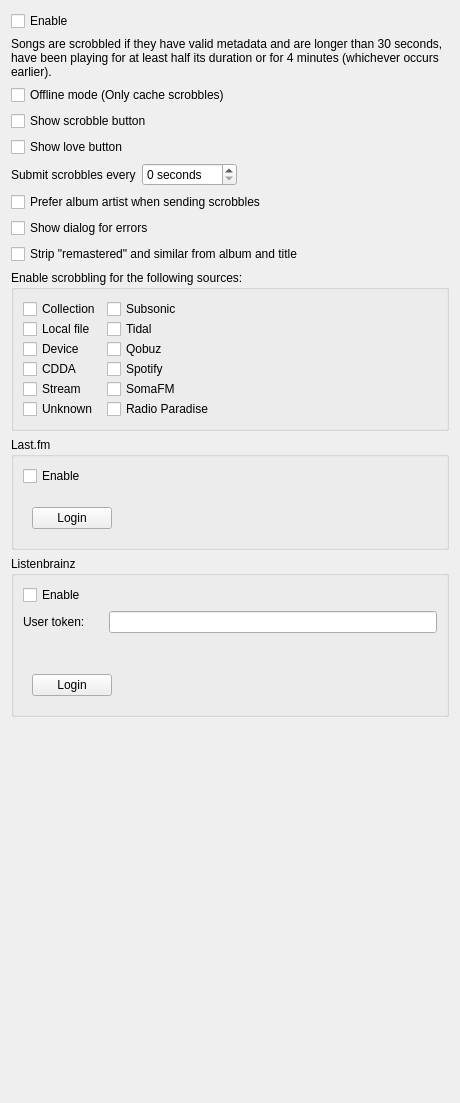
Qt form src/settings/scrobblersettingspage.ui (strawberrymusicplayer/strawberry) before a commit.
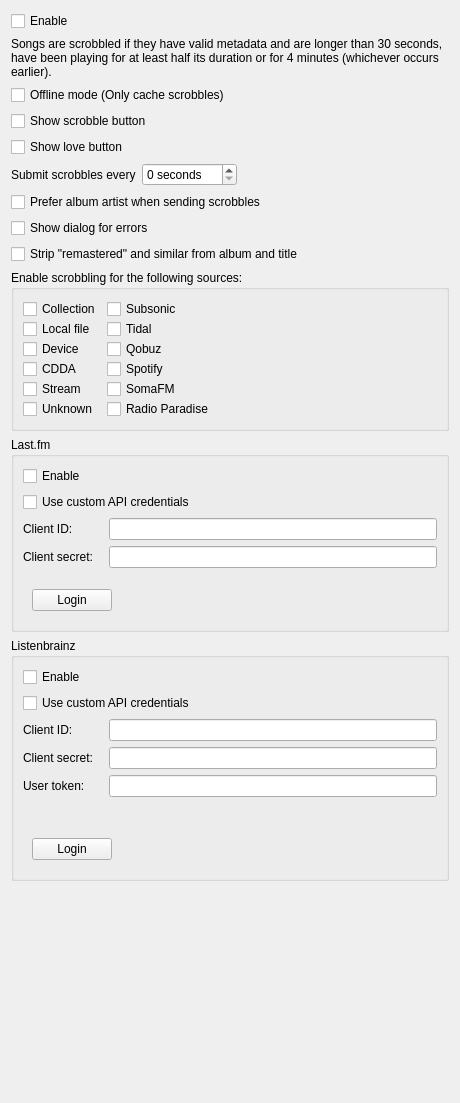
The same form after that commit. Custom widgets are drawn as their Qt base class.

Commit message: Remove API credentials from sources

What changed in the file:
```diff
--- a/src/settings/scrobblersettingspage.ui
+++ b/src/settings/scrobblersettingspage.ui
@@ -234,6 +234,57 @@
         </property>
        </widget>
       </item>
+      <item>
+       <widget class="QCheckBox" name="checkbox_lastfm_use_custom_credentials">
+        <property name="text">
+         <string>Use custom API credentials</string>
+        </property>
+       </widget>
+      </item>
+      <item>
+       <layout class="QHBoxLayout" name="layout_lastfm_client_id">
+        <item>
+         <widget class="QLabel" name="label_lastfm_client_id">
+          <property name="minimumSize">
+           <size>
+            <width>80</width>
+            <height>0</height>
+           </size>
+          </property>
+          <property name="text">
+           <string>Client ID:</string>
+          </property>
+         </widget>
+        </item>
+        <item>
+         <widget class="QLineEdit" name="lineedit_lastfm_client_id"/>
+        </item>
+       </layout>
+      </item>
+      <item>
+       <layout class="QHBoxLayout" name="layout_lastfm_client_secret">
+        <item>
+         <widget class="QLabel" name="label_lastfm_client_secret">
+          <property name="minimumSize">
+           <size>
+            <width>80</width>
+            <height>0</height>
+           </size>
+          </property>
+          <property name="text">
+           <string>Client secret:</string>
+          </property>
+         </widget>
+        </item>
+        <item>
+         <widget class="QLineEdit" name="lineedit_lastfm_client_secret">
+          <property name="echoMode">
+           <enum>QLineEdit::Password</enum>
+          </property>
+         </widget>
+        </item>
+       </layout>
+      </item>
       <item>
        <widget class="LoginStateWidget" name="widget_lastfm_login_state" native="true"/>
       </item>
@@ -283,6 +334,57 @@
         </property>
        </widget>
       </item>
+      <item>
+       <widget class="QCheckBox" name="checkbox_listenbrainz_use_custom_credentials">
+        <property name="text">
+         <string>Use custom API credentials</string>
+        </property>
+       </widget>
+      </item>
+      <item>
+       <layout class="QHBoxLayout" name="layout_listenbrainz_client_id">
+        <item>
+         <widget class="QLabel" name="label_listenbrainz_client_id">
+          <property name="minimumSize">
+           <size>
+            <width>80</width>
+            <height>0</height>
+           </size>
+          </property>
+          <property name="text">
+           <string>Client ID:</string>
+          </property>
+         </widget>
+        </item>
+        <item>
+         <widget class="QLineEdit" name="lineedit_listenbrainz_client_id"/>
+        </item>
+       </layout>
+      </item>
+      <item>
+       <layout class="QHBoxLayout" name="layout_listenbrainz_client_secret">
+        <item>
+         <widget class="QLabel" name="label_listenbrainz_client_secret">
+          <property name="minimumSize">
+           <size>
+            <width>80</width>
+            <height>0</height>
+           </size>
+          </property>
+          <property name="text">
+           <string>Client secret:</string>
+          </property>
+         </widget>
+        </item>
+        <item>
+         <widget class="QLineEdit" name="lineedit_listenbrainz_client_secret">
+          <property name="echoMode">
+           <enum>QLineEdit::Password</enum>
+          </property>
+         </widget>
+        </item>
+       </layout>
+      </item>
       <item>
        <layout class="QHBoxLayout" name="layout_listenbrainz_user_token">
         <item>
```
Left out of the diff: 6 changed lines with no effect on the pictures. The commit also changes 68 other files.
